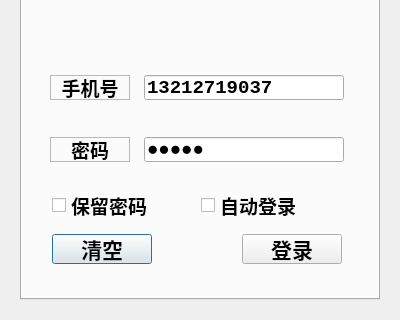
JsSun-1000001000/PROJECT_Colin_Five_in_a_Row, file GameHall/QT_client/GameHall/logindialog.ui: the form before one commit; both pictures show x 0 to 400 and y 230 to 550 of the 400 by 550 pixel window.
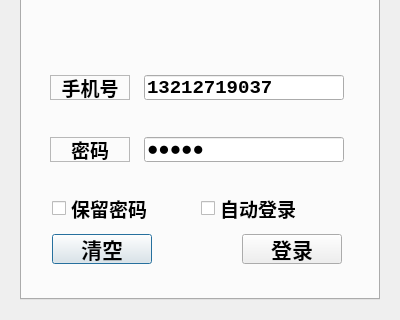
The form after the commit. The open tabs and pages were chosen to show the change. Icons and pictures are not drawn.

Diff of the .ui file:
```diff
--- a/GameHall/QT_client/GameHall/logindialog.ui
+++ b/GameHall/QT_client/GameHall/logindialog.ui
@@ -357,7 +357,7 @@
        <x>30</x>
        <y>200</y>
        <width>291</width>
-       <height>23</height>
+       <height>29</height>
       </rect>
      </property>
      <layout class="QGridLayout" name="gridLayout_3">
```
Left out of the diff: 2 changed lines with no effect on the pictures.
